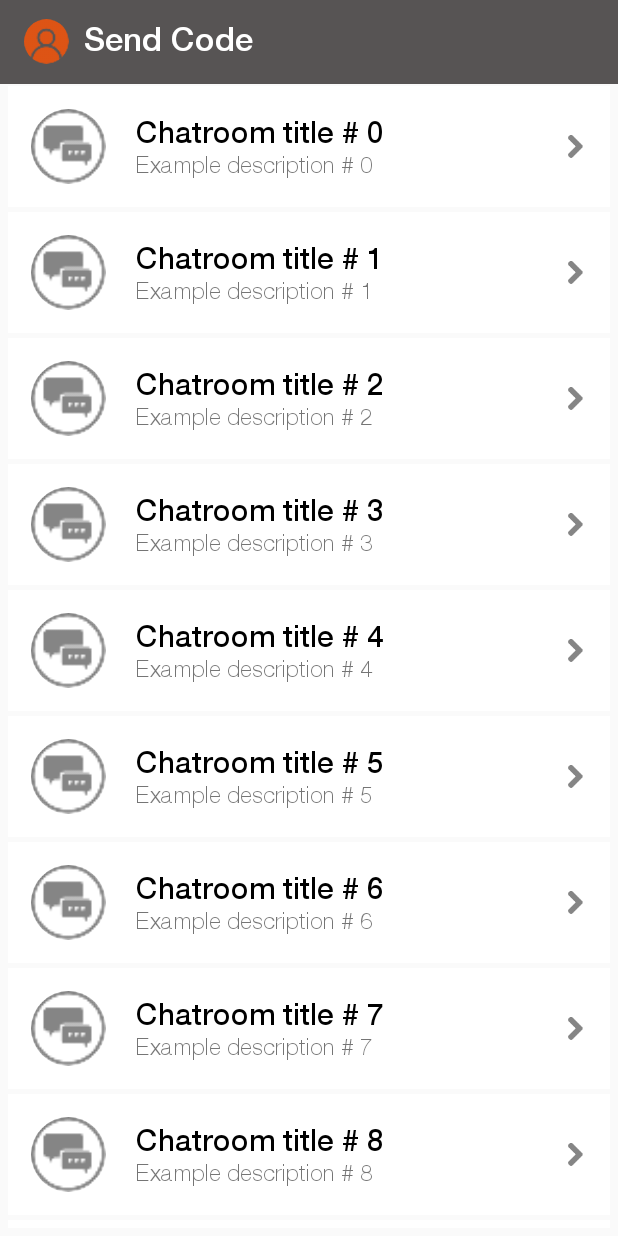
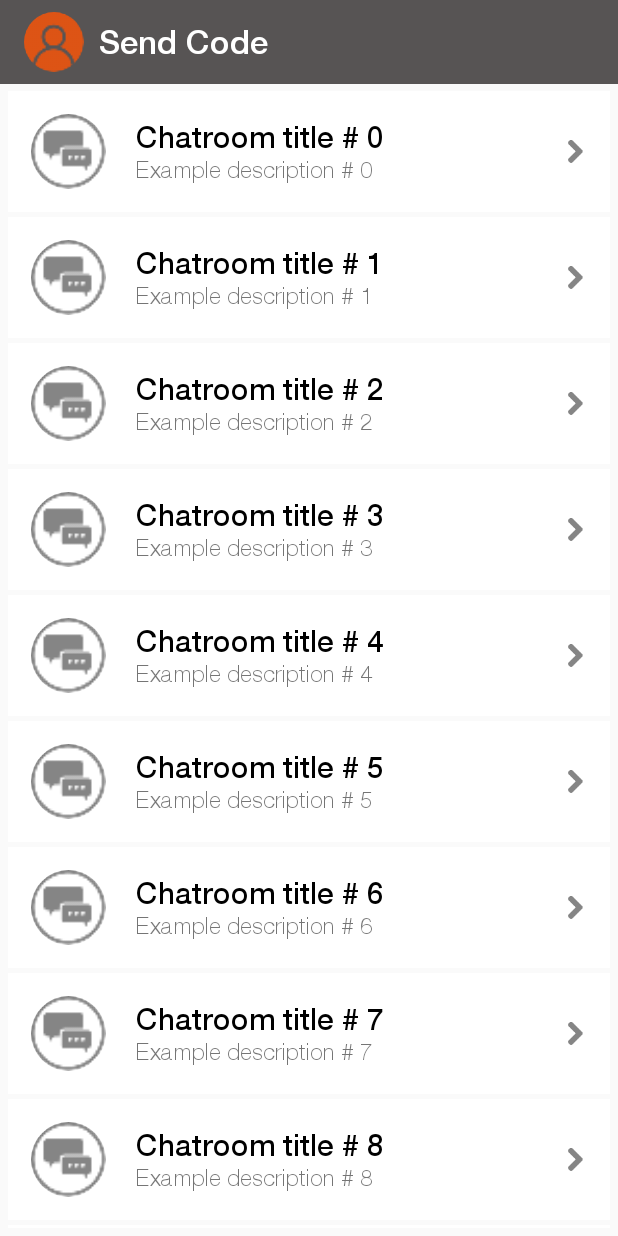
Before and after one commit to Yuki44/SendCodeChatApp, an Android app: the screen it shows after launch once a user with an empty profile is signed in (ChatroomsListActivity), on a phone screen of 412 x 824 dp. Run offline under Robolectric (Android 15) with nearby library versions, the phone set to English and light mode, and no system bars; our stand-ins replace CircleImageView, Firebase (no records; nobody signed in at launch, a user with empty details on screens opened directly), Picasso; 1 statement that could not run was skipped.

Commit message:
added swipe to refresh and the user picture

```diff
--- a/app/src/main/java/com/houseof/code/ChatroomsListActivity.java
+++ b/app/src/main/java/com/houseof/code/ChatroomsListActivity.java
@@ -1,5 +1,6 @@
 package com.houseof.code;
 
+import android.graphics.Bitmap;
 import android.os.Bundle;
 import android.transition.Fade;
 import android.util.Log;
@@ -8,12 +9,21 @@ import androidx.annotation.Nullable;
 import androidx.appcompat.app.AppCompatActivity;
 import androidx.recyclerview.widget.LinearLayoutManager;
 import androidx.recyclerview.widget.RecyclerView;
+import androidx.swiperefreshlayout.widget.SwipeRefreshLayout;
 
+import com.google.firebase.auth.FirebaseAuth;
+import com.google.firebase.auth.FirebaseUser;
+import com.google.firebase.messaging.FirebaseMessaging;
+import com.google.firebase.messaging.FirebaseMessagingService;
 import com.houseof.code.adapters.ChatroomsRecyclerAdapter;
 import com.houseof.code.models.Chatroom;
 import com.houseof.code.util.VerticalSpacingItemDecorator;
+import com.squareup.picasso.Picasso;
 
 import java.util.ArrayList;
+import java.util.Objects;
+
+import de.hdodenhof.circleimageview.CircleImageView;
 
 public class ChatroomsListActivity extends AppCompatActivity implements ChatroomsRecyclerAdapter.OnChatroomListener {
 
@@ -21,6 +31,8 @@ public class ChatroomsListActivity extends AppCompatActivity implements Chatroom
 
     //UI Components
     private RecyclerView mRecyclerViewWidget;
+    private SwipeRefreshLayout mSwipeRefreshLayout;
+    private CircleImageView mImageView;
 
     //Variables
     private ArrayList<Chatroom> mChatrooms = new ArrayList<>();
@@ -31,9 +43,32 @@ public class ChatroomsListActivity extends AppCompatActivity implements Chatroom
         super.onCreate(savedInstanceState);
         setContentView(R.layout.activity_chatrooms_list);
         mRecyclerViewWidget = findViewById(R.id.recyclerViewChatrooms);
-
+        findUiComponents();
         initRecyclerView();
         insertFakeChatrooms();
+        loadProfileImage();
+        mSwipeRefreshLayout.setOnRefreshListener(new SwipeRefreshLayout.OnRefreshListener() {
+            @Override
+            public void onRefresh() {
+
+                mChatroomsRecyclerAdapter.notifyDataSetChanged();
+                mSwipeRefreshLayout.setRefreshing(false);
+            }
+        });
+
+    }
+
+    private void loadProfileImage() {
+        String imageUrl = Objects.requireNonNull(FirebaseAuth.getInstance().getCurrentUser()).getPhotoUrl().toString();
+        Picasso.get().load(imageUrl)
+                .error(R.drawable.ic_user_no_photo)
+                .into(mImageView);
+    }
+
+    private void findUiComponents() {
+        mRecyclerViewWidget = findViewById(R.id.recyclerViewChatrooms);
+        mImageView = findViewById(R.id.profileImage);
+        mSwipeRefreshLayout = findViewById(R.id.swipeRefreshLayout);
     }
 
     private void insertFakeChatrooms(){
--- a/app/src/main/res/layout/activity_chatrooms_list.xml
+++ b/app/src/main/res/layout/activity_chatrooms_list.xml
@@ -6,6 +6,22 @@
     xmlns:app="http://schemas.android.com/apk/res-auto"
     tools:context=".ChatroomsListActivity">
 
+    <androidx.swiperefreshlayout.widget.SwipeRefreshLayout
+        android:id="@+id/swipeRefreshLayout"
+        android:layout_width="match_parent"
+        android:layout_height="match_parent"
+        android:layout_marginTop="55dp">
+
+        <androidx.recyclerview.widget.RecyclerView
+        android:layout_width="match_parent"
+        android:layout_height="match_parent"
+        android:orientation="vertical"
+        android:id="@+id/recyclerViewChatrooms"
+        android:padding="5dp"
+        app:layout_behavior="@string/appbar_scrolling_view_behavior">
+
+    </androidx.recyclerview.widget.RecyclerView></androidx.swiperefreshlayout.widget.SwipeRefreshLayout>
+
     <RelativeLayout
         android:id="@+id/relativeLayout"
         android:layout_width="wrap_content"
@@ -13,15 +29,6 @@
         <include layout="@layout/snippet_toolbar_chatroom_list" />
     </RelativeLayout>
 
-    <androidx.recyclerview.widget.RecyclerView
-        android:layout_width="match_parent"
-        android:layout_height="match_parent"
-        android:orientation="vertical"
-        android:id="@+id/recyclerViewChatrooms"
-        android:padding="5dp"
-        android:layout_marginTop="52dp"
-        app:layout_behavior="@string/appbar_scrolling_view_behavior">
 
-    </androidx.recyclerview.widget.RecyclerView>
 
 </androidx.coordinatorlayout.widget.CoordinatorLayout>
--- a/app/src/main/res/layout/snippet_toolbar_chatroom_list.xml
+++ b/app/src/main/res/layout/snippet_toolbar_chatroom_list.xml
@@ -20,22 +20,22 @@
             android:orientation="horizontal">
 
             <de.hdodenhof.circleimageview.CircleImageView
-                android:id="@+id/userPhoto"
-                android:layout_width="30dp"
-                android:layout_height="30dp"
+                android:id="@+id/profileImage"
+                android:layout_width="40dp"
+                android:layout_height="40dp"
                 app:civ_border_color="@color/darkGrey"
                 app:civ_border_width="0dp"
                 android:src="@drawable/ic_user_no_photo" />
 
             <TextView
                 android:layout_width="wrap_content"
-                android:layout_height="wrap_content"
+                android:layout_height="match_parent"
+                android:layout_marginStart="10dp"
+                android:fontFamily="@font/helvetica_neue_med"
                 android:text="@string/send_code"
                 android:textColor="@color/white"
-                android:fontFamily="@font/helvetica_neue_med"
                 android:textSize="22sp"
-                android:layout_marginStart="10dp"
-                />
+                android:gravity="center"/>
 
         </LinearLayout>
 
```
